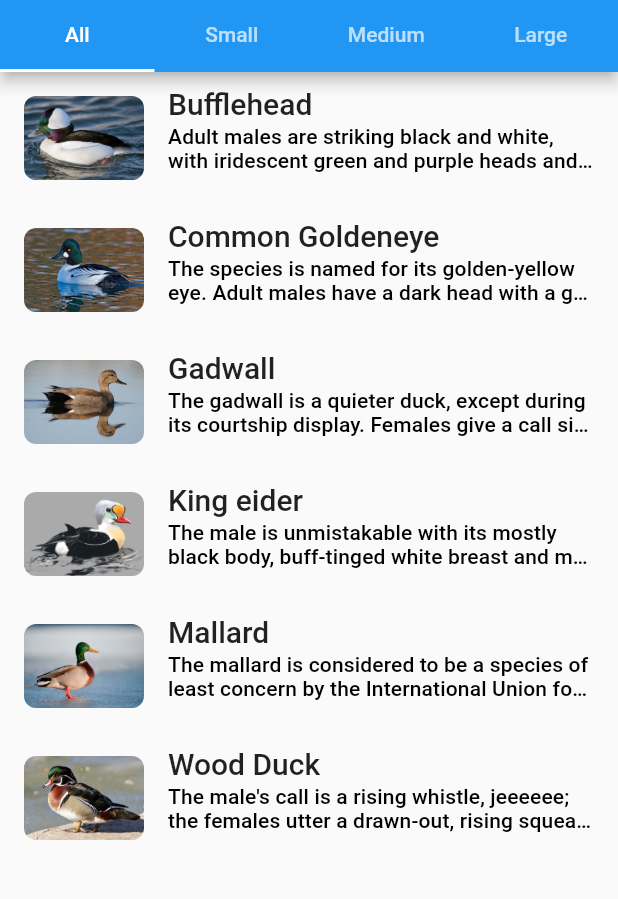
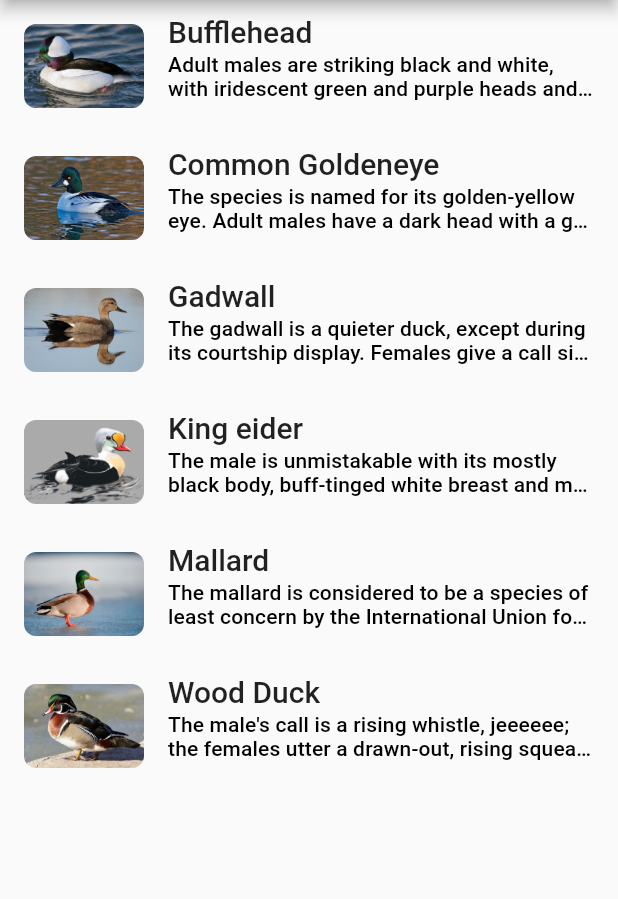
Before and after one commit to AmeeraAlotaibi/coded_project_ducks, a Flutter app: the screen it shows after launch, on a phone screen of 412 x 824 dp, the part 84-983 px from its top. Run offline on Flutter 3.47's test engine with Material 2 defaults, Android fonts, the phone set to English and light mode, and no system bars; our stand-ins replace go_router.

Commit message:
kept hero

```diff
--- a/lib/pages/duck_list_page.dart
+++ b/lib/pages/duck_list_page.dart
@@ -3,50 +3,16 @@ import 'package:flutter/material.dart';
 
 import '../models/duck_model.dart';
 
-class DuckListPage extends StatefulWidget {
+class DuckListPage extends StatelessWidget {
   const DuckListPage({Key? key}) : super(key: key);
-
-  @override
-  State<DuckListPage> createState() => _DuckListPageState();
-}
-
-class _DuckListPageState extends State<DuckListPage>
-    with TickerProviderStateMixin {
-  String show = "all";
-
-  List<String> filterOptions = ["All", "Small", "Medium", "Large"];
-
-  late TabController tabController;
-
-  @override
-  void initState() {
-    super.initState();
-    tabController = TabController(length: 4, vsync: this);
-  }
 
   @override
   Widget build(BuildContext context) {
     var ducks = DuckModel.ducks;
 
-    if (show != "all") {
-      ducks = ducks.where((d) => d.size == show).toList();
-    }
-
     return Scaffold(
       appBar: AppBar(
         title: Text("Ducks"),
-        bottom: TabBar(
-            controller: tabController,
-            onTap: (i) {
-              setState(() {
-                show = filterOptions[i].toLowerCase();
-              });
-            },
-            tabs: filterOptions
-                .map(
-                  (e) => Tab(text: e),
-                )
-                .toList()),
       ),
       body: ListView.builder(
         itemCount: ducks.length,
```
